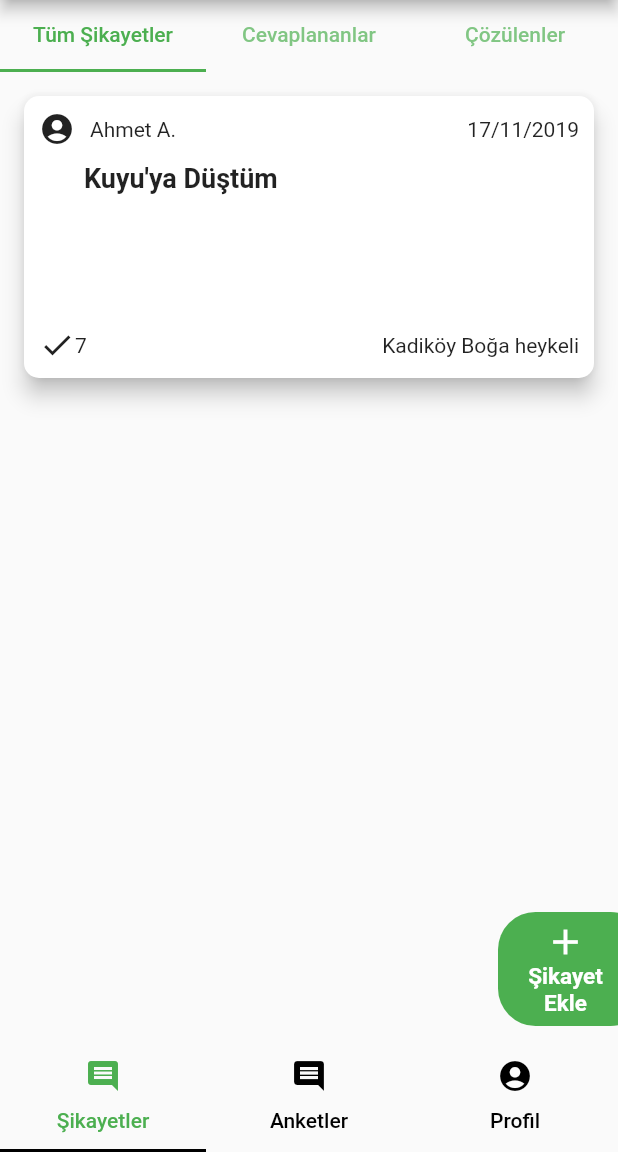
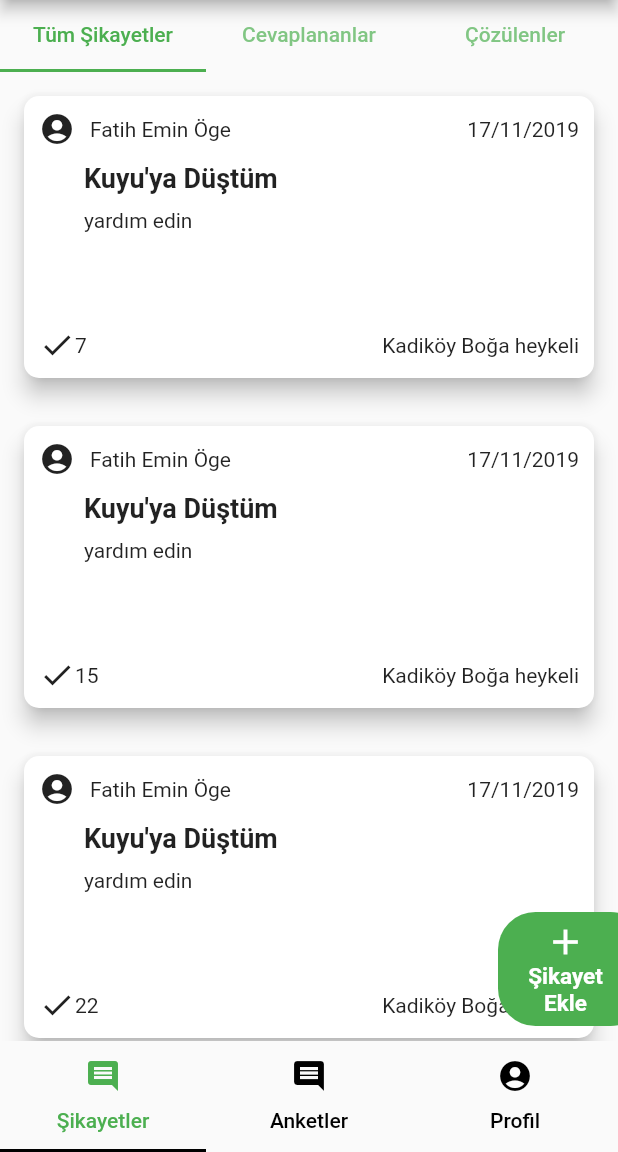
Before and after one commit to ahmetakil/destek_ver, a Flutter app: the screen it shows after launch, on a phone screen of 412 x 824 dp, the part 84-1236 px from its top. Run offline on Flutter 3.47's test engine with Material 2 defaults, Android fonts, the phone set to English and light mode, and no system bars; our stand-ins replace geolocator, google_maps_flutter, location, rating_bar.

```diff
--- a/lib/models/complain.dart
+++ b/lib/models/complain.dart
@@ -3,10 +3,11 @@ import 'package:google_maps_flutter/google_maps_flutter.dart';
 
 class Complain {
   final String name;
-  final String complainMessage;
+  final String complainTopic;
+  final String complain;
   final DateTime dateTime;
   final LatLng location;
-  final String address;
+  String address;
   int upVote;
   bool upvoted;
   bool replied;
@@ -14,7 +15,8 @@ class Complain {
 
   Complain({
     @required this.name,
-    @required this.complainMessage,
+    @required this.complainTopic,
+    @required this.complain,
     @required this.dateTime,
     @required this.location,
     this.address,
--- a/lib/provider/complains_provider.dart
+++ b/lib/provider/complains_provider.dart
@@ -1,5 +1,5 @@
 import 'package:demo_app1/models/complain.dart';
-import 'package:demo_app1/util/location_util.dart';
+import 'package:demo_app1/widget/location_input.dart';
 import 'package:flutter/cupertino.dart';
 import 'package:google_maps_flutter/google_maps_flutter.dart';
 
@@ -7,28 +7,54 @@ class ComplainsProvider with ChangeNotifier {
   List<Complain> _complains = [
     Complain(
       name: 'Fatih Emin Öge',
-      complainMessage: 'Kuyu\'ya Düştüm',
+      complainTopic: 'Kuyu\'ya Düştüm',
+      complain: 'yardım edin',
       location: LatLng(40.990307, 29.0298),
       address: "Kadiköy Boğa heykeli",
       dateTime: DateTime.now(),
+      replied: true,
       upVote: 7,
+    ),
+    Complain(
+      name: 'Fatih Emin Öge',
+      complainTopic: 'Kuyu\'ya Düştüm',
+      complain: 'yardım edin',
+      location: LatLng(40.990307, 29.0298),
+      address: "Kadiköy Boğa heykeli",
+      dateTime: DateTime.now(),
+      replied: true,
+      upVote: 15,
+    ),
+    Complain(
+      name: 'Fatih Emin Öge',
+      complainTopic: 'Kuyu\'ya Düştüm',
+      complain: 'yardım edin',
+      location: LatLng(40.990307, 29.0298),
+      address: "Kadiköy Boğa heykeli",
+      dateTime: DateTime.now(),
+      solved: true,
+      replied: true,
+      upVote: 22,
     ),
   ];
 
   void addNewComplain({
     String name,
-    String complainMessage,
+    String complainTopic,
+    String complain,
     LatLng location,
+    String address,
     DateTime date,
   }) async {
     final newComp = Complain(
       name: name,
-      complainMessage: complainMessage,
+      complainTopic: complainTopic,
+      complain: complain,
       dateTime: date,
       location: location,
-      address: await LocationUtil.getAddress(location),
+      address: LocationInput.address,
     );
-    _complains.insert(0,newComp);
+    _complains.insert(0, newComp);
     notifyListeners();
   }
 
--- a/lib/screens/map_screen.dart
+++ b/lib/screens/map_screen.dart
@@ -1,7 +1,5 @@
-import 'package:demo_app1/util/location_util.dart';
 import 'package:flutter/material.dart';
 import 'package:google_maps_flutter/google_maps_flutter.dart';
-import 'package:location/location.dart';
 
 class MapScreen extends StatefulWidget {
   @override
--- a/lib/screens/tabs_screen.dart
+++ b/lib/screens/tabs_screen.dart
@@ -1,4 +1,3 @@
-import 'package:demo_app1/screens/survey_screen.dart';
 import 'package:flutter/material.dart';
 
 import '../screens/complain_screen.dart';
--- a/lib/widget/complain_item.dart
+++ b/lib/widget/complain_item.dart
@@ -1,4 +1,3 @@
-import 'package:demo_app1/util/location_util.dart';
 import 'package:flutter/material.dart';
 import 'package:intl/intl.dart';
 
@@ -56,7 +55,7 @@ class _ComplainItemState extends State<ComplainItem> {
                         SizedBox(
                           width: 10,
                         ),
-                        Text("Ahmet A."),
+                        Text(comp.name),
                       ],
                     ),
                   ),
@@ -69,12 +68,23 @@ class _ComplainItemState extends State<ComplainItem> {
               child: Container(
                 height: 100,
                 width: 300,
-                child: Text(
-                  comp.complainMessage,
-                  style: TextStyle(
-                    fontSize: 18,
-                    fontWeight: FontWeight.bold,
-                  ),
+                child: Column(
+                  crossAxisAlignment: CrossAxisAlignment.start,
+                  children: <Widget>[
+                    Text(
+                      comp.complainTopic,
+                      style: TextStyle(
+                        fontSize: 18,
+                        fontWeight: FontWeight.bold,
+                      ),
+                    ),
+                    SizedBox(
+                      height: 10,
+                    ),
+                    Text(
+                      comp.complain,
+                    )
+                  ],
                 ),
               ),
             ),
--- a/pubspec.yaml
+++ b/pubspec.yaml
@@ -25,6 +25,7 @@ dependencies:
   http: ^0.12.0+2
   location: ^2.3.5
   google_maps_flutter: ^0.5.21+11
+  geolocator: '^5.0.0'
 
   # The following adds the Cupertino Icons font to your application.
   # Use with the CupertinoIcons class for iOS style icons.
```
Also changed, not shown: lib/data/dummy_data.dart (added, +128 -0 lines), lib/models/question_answer.dart (added, +15 -0 lines), lib/screens/complain_detail_screen.dart (+7 -90 lines), lib/screens/new_complain.dart (+5 -5 lines), lib/widget/complain_detail_screen_item.dart (added, +143 -0 lines), lib/widget/location_input.dart (+28 -15 lines), lib/widget/survey_item.dart (added, +50 -0 lines), pubspec.lock.
